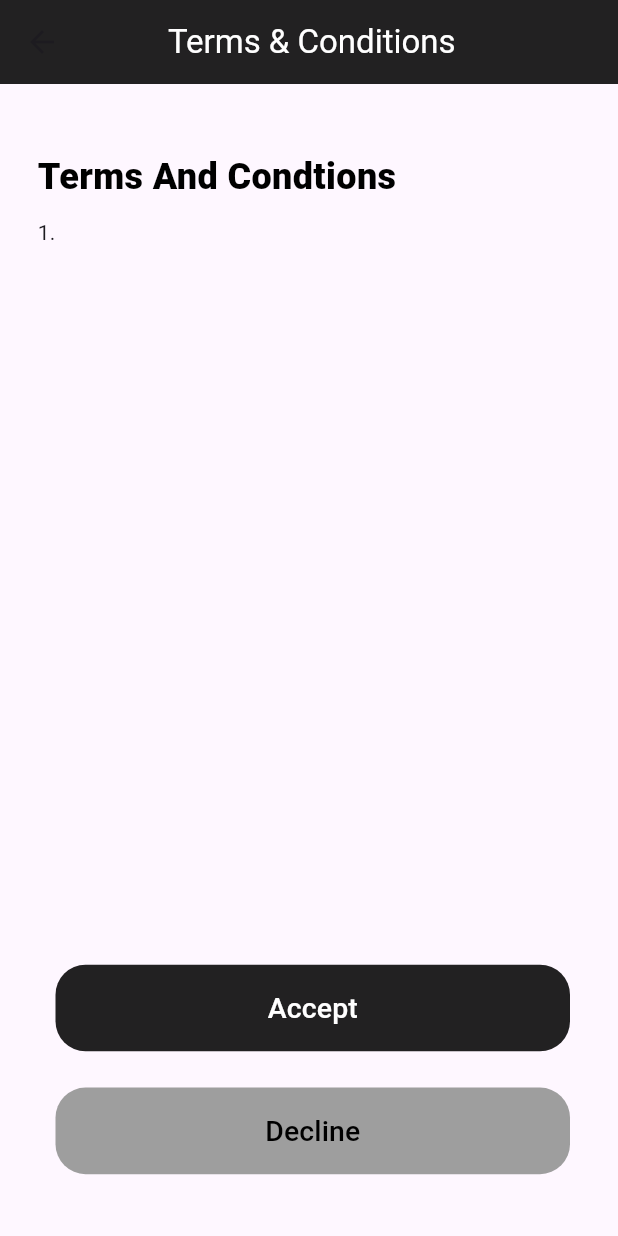
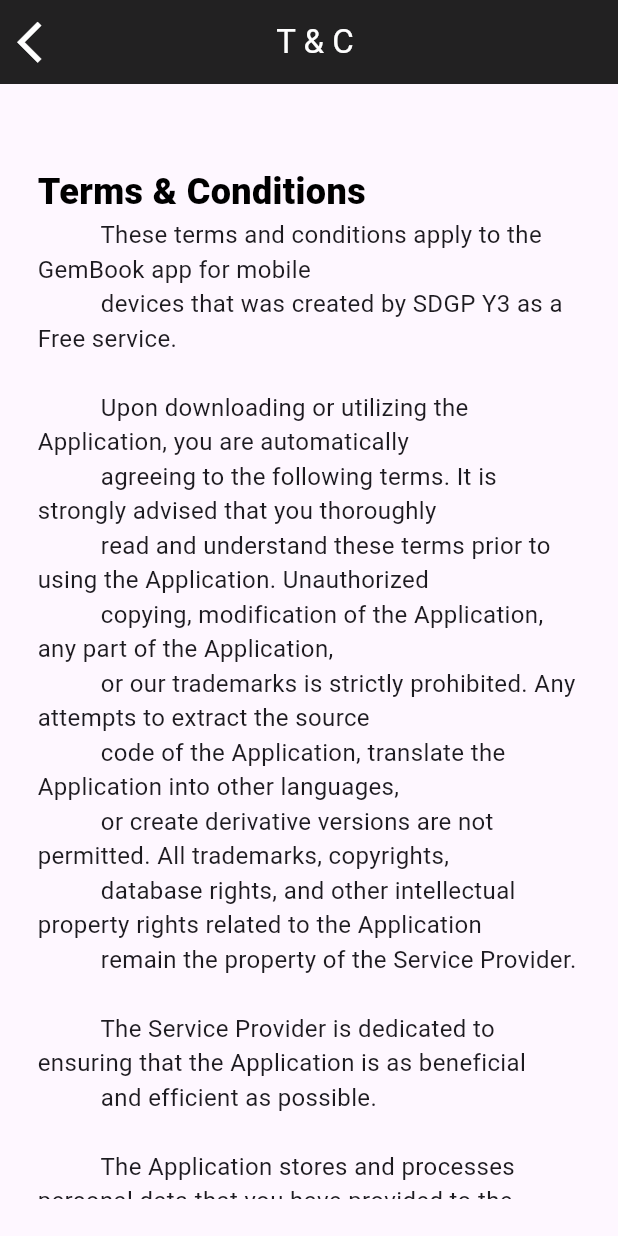
Before and after one commit to Sabithfulail/gem_book_mobile_app, a Flutter app: the TermsAndConditionsView screen opened by its route, on a phone screen of 412 x 824 dp. Run offline on Flutter 3.47's test engine with Material 3 defaults, Android fonts, the light colour scheme and no system bars; our stand-ins replace cloud_firestore, curved_navigation_bar, firebase_auth, firebase_core, flutter_secure_storage, flutter_svg and 3 more; missing offline and left inert: tflite_flutter; accounts and stored records are empty.

Commit message:
terms and conditions added

```diff
--- a/lib/features/presentation/views/intro/intro_page.dart
+++ b/lib/features/presentation/views/intro/intro_page.dart
@@ -3,9 +3,7 @@
 import 'package:gem_book/utils/app_images.dart';
 import 'package:gem_book/utils/app_strings.dart';
 import 'package:sizer/sizer.dart';
-import 'package:url_launcher/url_launcher.dart';
-import '../../../../utils/app_colors.dart';
-import '../../../../utils/app_constants.dart';
+
 import '../../../../utils/routes.dart';
 
 class IntroPage extends StatefulWidget {
@@ -69,7 +67,6 @@
     );
   }
 
-
   _termsAndConditions(context) {
     return Row(
       mainAxisAlignment: MainAxisAlignment.center,
@@ -79,7 +76,7 @@
               Navigator.pushNamed(context, Routes.kTermsAndConditionsView);
             },
             child: const Text(
-              "Terms and Conditions.",
+              "Terms and Conditions, Privacy Policy",
               style: TextStyle(color: Color(0xff0000ee)),
             ))
       ],
--- a/lib/features/presentation/views/terms_and_conditions/terms_and_condition_view.dart
+++ b/lib/features/presentation/views/terms_and_conditions/terms_and_condition_view.dart
@@ -1,65 +1,114 @@
 import 'package:flutter/material.dart';
-import 'package:flutter_svg/svg.dart';
-import 'package:sizer/sizer.dart';
 
-import '../../../../utils/app_colors.dart';
-import '../../../../utils/app_images.dart';
-import '../../../../utils/app_strings.dart';
-import '../../../../utils/routes.dart';
-import '../../widgets/btn_component.dart';
+import '../../widgets/common_appbar.dart';
 
 class TermsAndConditionsView extends StatelessWidget {
   const TermsAndConditionsView({super.key});
 
   @override
   Widget build(BuildContext context) {
-    return Scaffold(
-      appBar: AppBar(
-        backgroundColor: AppColors.baseColor,
-        title: Row(
-          children: [
-            SizedBox(width: 40,),
-            Text("Terms & Conditions",
-              style: TextStyle(color: Colors.white),
-            ),
-          ],
-        ),
+    return const Scaffold(
+      appBar: CommonAppBar(
+        title: "T & C",
       ),
       body: Padding(
-        padding: const EdgeInsets.only(top: 45.0,bottom: 25,left: 25,right: 20),
+        padding: EdgeInsets.only(top: 45.0, bottom: 25, left: 25, right: 20),
         child: Column(
           mainAxisAlignment: MainAxisAlignment.start,
           crossAxisAlignment: CrossAxisAlignment.start,
           children: [
             Expanded(
+              child: SingleChildScrollView(
                 child: Column(
                   mainAxisAlignment: MainAxisAlignment.start,
                   crossAxisAlignment: CrossAxisAlignment.start,
                   children: [
-                  Text("Terms And Condtions",style: TextStyle(color: Colors.black,fontSize: 24,fontWeight: FontWeight.w900),),
-                  SizedBox(height: 10,),
-                  Text("1.")
+                    // Text("Terms And Condtions",style: TextStyle(color: Colors.black,fontSize: 24,fontWeight: FontWeight.w900),),
+                    SizedBox(
+                      height: 10,
+                    ),
+                    Text(
+                      "Terms & Conditions",
+                      style: TextStyle(
+                          color: Colors.black,
+                          fontSize: 24,
+                          fontWeight: FontWeight.w900),
+                    ),
+                    Text(
+                      '''
+          These terms and conditions apply to the GemBook app for mobile
+          devices that was created by SDGP Y3 as a Free service.
+
+          Upon downloading or utilizing the Application, you are automatically
+          agreeing to the following terms. It is strongly advised that you thoroughly
+          read and understand these terms prior to using the Application. Unauthorized
+          copying, modification of the Application, any part of the Application,
+          or our trademarks is strictly prohibited. Any attempts to extract the source
+          code of the Application, translate the Application into other languages,
+          or create derivative versions are not permitted. All trademarks, copyrights,
+          database rights, and other intellectual property rights related to the Application
+          remain the property of the Service Provider.
+
+          The Service Provider is dedicated to ensuring that the Application is as beneficial
+          and efficient as possible.
+
+          The Application stores and processes personal data that you have provided to the
+          Service Provider in order to provide the Service. It is your responsibility to
+          maintain the security of your phone and access to the Application. The Service
+          Provider strongly advise against jailbreaking or rooting your phone, which
+          involves removing software restrictions and limitations imposed by the official
+          operating system of your device. Such actions could expose your phone to malware,
+          viruses, malicious programs, compromise your phone's security features, and may
+          result in the Application not functioning correctly or at all.
+
+          Please note that the Application utilizes third-party services that have their
+          own Terms and Conditions. Below are the links to the Terms and Conditions of the
+          third-party service providers used by the Application:
+
+          Google Play Services
+          Google Analytics for Firebase
+          Firebase Crashlytics
+
+          Please be aware that the Service Provider does not assume responsibility
+          for certain aspects. Some functions of the Application require an active
+          internet connection, which can be Wi-Fi or provided by your mobile network
+          provider. The Service Provider cannot be held responsible if the Application
+          does not function at full capacity due to lack of access to Wi-Fi or if you
+          have exhausted your data allowance.
+
+          Similarly, the Service Provider cannot always assume responsibility for your usage
+          of the application. If your device runs out of battery and you are unable to
+          access the Service, the Service Provider cannot be held responsible.
+
+          The Service Provider may wish to update the application at some point. The application
+          is currently available as per the requirements for the operating system (and for any
+          additional systems they decide to extend the availability of the application to) may
+          change, and you will need to download the updates if you want to continue using the
+          application. The Service Provider does not guarantee that it will always update the
+          application so that it is relevant to you and/or compatible with the particular operating
+          system version installed on your device. However, you agree to always accept updates to
+          the application when offered to you. The Service Provider may also wish to cease providing
+          the application and may terminate its use at any time without providing termination notice
+          to you. Unless they inform you otherwise, upon any termination, (a) the rights and licenses
+          granted to you in these terms will end; (b) you must cease using the application, and
+          (if necessary) delete it from your device.
+
+          Changes to These Terms and Conditions
+          The Service Provider may periodically update their Terms and Conditions. Therefore, you
+          are advised to review this page regularly for any changes. The Service Provider will notify
+          you of any changes by posting the new Terms and Conditions on this page.
+
+          These terms and conditions are effective as of 2024-03-29
+
+          Contact Us
+          If you have any questions or suggestions about the Terms and Conditions, please do not hesitate
+          to contact the Service Provider at aroos.20212195@iit.ac.lk.
+          ''',
+                      style: TextStyle(fontSize: 16.0),
+                    textAlign: TextAlign.left,),
                   ],
                 ),
               ),
-            Column(
-              children: [
-                BtnComponent(
-                  title: "Accept",
-                  onTap: () {
-                    Navigator.popUntil(
-                        context, ModalRoute.withName(Routes.kLoginView));
-                  },
-                ),
-                BtnComponent(
-                  title: "Decline",
-                  color: Colors.grey,
-                  onTap: () {
-                    Navigator.popUntil(
-                        context, ModalRoute.withName(Routes.kLoginView));
-                  },
-                ),
-              ],
             ),
           ],
         ),
```
Lines whose indentation alone changed are shown as unchanged.
